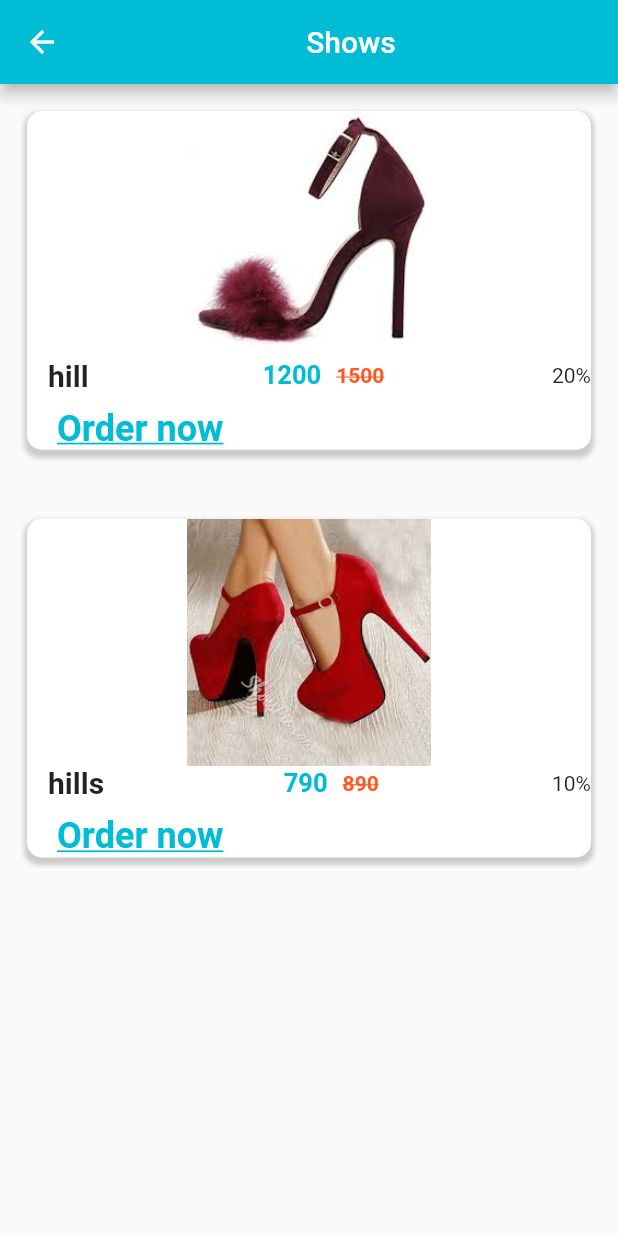
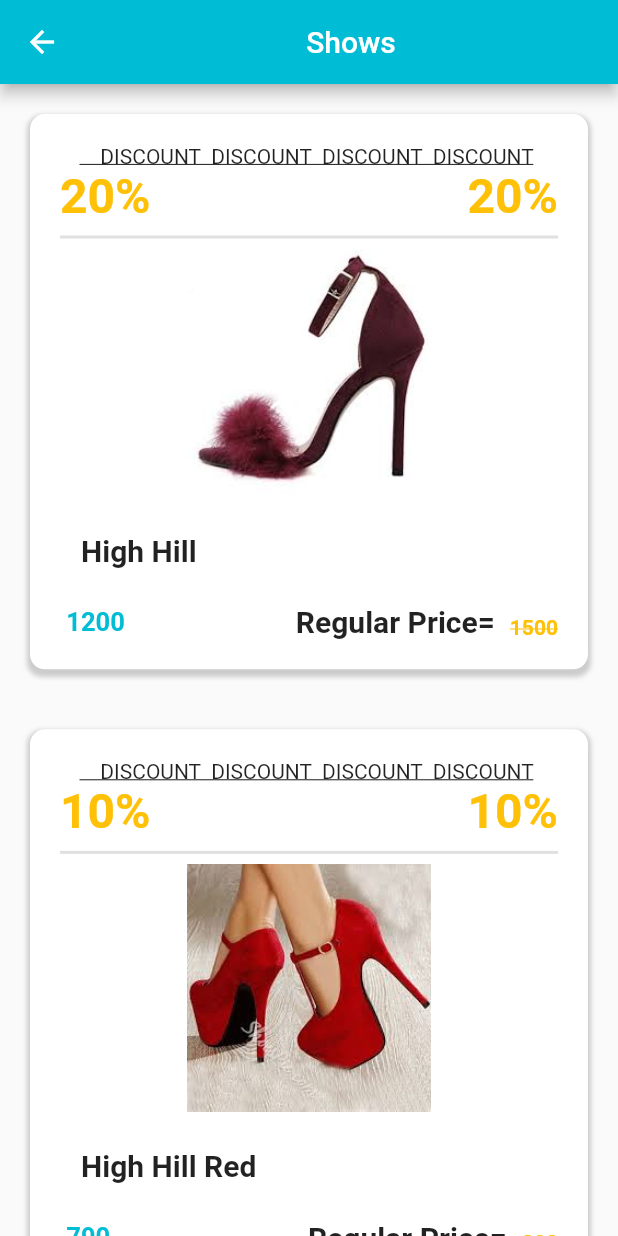
Before and after one commit to TusherSarker/shipped, a Flutter app: the Shoes screen opened directly, on a phone screen of 412 x 824 dp. Run offline on Flutter 3.47's test engine with Material 2 defaults, Android fonts, the light colour scheme and no system bars; our stand-ins replace carousel_slider, curved_navigation_bar, flutter_rating_bar, flutter_svg, fluttertoast, google_fonts and 2 more; accounts and stored records are empty.

Commit message:
flutter 1.0.2

```diff
--- a/lib/lists/Shoes/shoes_list.dart
+++ b/lib/lists/Shoes/shoes_list.dart
@@ -1,24 +1,81 @@
 import 'package:flutter/material.dart';
 import 'package:google_fonts/google_fonts.dart';
 import 'package:shipped/lists/Shoes/show_display.dart';
+
 class Shoes extends StatelessWidget {
   Shoes({Key? key}) : super(key: key);
-   var ShoeList =[
+  var ShoeList = [
     {
-       "Name" :'hill',
-       "Picture":'assets/images/product/hills1.jpeg',
-       "Price":'1200',
-       "OldPrice":'1500',
-       "DcPrice":'20%',
-       "Description":'High-heeled shoes, also known as high heels or simply heels, are a type of shoe in which the heel is tall or raised, resulting in the heel of the wearer\'s foot being significantly higher off the ground than the wearer\'s toes. ... There are many types of high heels, varying in colors, materials, style, and origin.'
+      "Name": 'High Hill',
+      "Picture": 'assets/images/product/hills1.jpeg',
+      "Price": '1200',
+      "OldPrice": '1500',
+      "DcPrice": '20%',
+      "Description":
+          'High-heeled shoes, also known as high heels or simply heels, are a type of shoe in which the heel is tall or raised, resulting in the heel of the wearer\'s foot being significantly higher off the ground than the wearer\'s toes. ... There are many types of high heels, varying in colors, materials, style, and origin.'
     },
     {
-       "Name" :'hills',
-       "Picture":'assets/images/product/hills2.jpeg',
-       "Price":'790',
-       "OldPrice":'890',
-       "DcPrice":'10%',
-       "Description":'High-heeled shoes, also known as high heels or simply heels, are a type of shoe in which the heel is tall or raised, resulting in the heel of the wearer\'s foot being significantly higher off the ground than the wearer\'s toes. ... There are many types of high heels, varying in colors, materials, style, and origin.'
+      "Name": 'High Hill Red',
+      "Picture": 'assets/images/product/hills2.jpeg',
+      "Price": '790',
+      "OldPrice": '890',
+      "DcPrice": '10%',
+      "Description":
+          'High-heeled shoes, also known as high heels or simply heels, are a type of shoe in which the heel is tall or raised, resulting in the heel of the wearer\'s foot being significantly higher off the ground than the wearer\'s toes. ... There are many types of high heels, varying in colors, materials, style, and origin.'
+    },
+    {
+      "Name": 'High Hill',
+      "Picture": 'assets/images/product/hills1.jpeg',
+      "Price": '1200',
+      "OldPrice": '1500',
+      "DcPrice": '20%',
+      "Description":
+      'High-heeled shoes, also known as high heels or simply heels, are a type of shoe in which the heel is tall or raised, resulting in the heel of the wearer\'s foot being significantly higher off the ground than the wearer\'s toes. ... There are many types of high heels, varying in colors, materials, style, and origin.'
+    },
+    {
+      "Name": 'High Hill Red',
+      "Picture": 'assets/images/product/hills2.jpeg',
+      "Price": '790',
+      "OldPrice": '890',
+      "DcPrice": '10%',
+      "Description":
+      'High-heeled shoes, also known as high heels or simply heels, are a type of shoe in which the heel is tall or raised, resulting in the heel of the wearer\'s foot being significantly higher off the ground than the wearer\'s toes. ... There are many types of high heels, varying in colors, materials, style, and origin.'
+    },
+    {
+      "Name": 'High Hill',
+      "Picture": 'assets/images/product/hills1.jpeg',
+      "Price": '1200',
+      "OldPrice": '1500',
+      "DcPrice": '20%',
+      "Description":
+      'High-heeled shoes, also known as high heels or simply heels, are a type of shoe in which the heel is tall or raised, resulting in the heel of the wearer\'s foot being significantly higher off the ground than the wearer\'s toes. ... There are many types of high heels, varying in colors, materials, style, and origin.'
+    },
+    {
+      "Name": 'High Hill Red',
+      "Picture": 'assets/images/product/hills2.jpeg',
+      "Price": '790',
+      "OldPrice": '890',
+      "DcPrice": '10%',
+      "Description":
+      'High-heeled shoes, also known as high heels or simply heels, are a type of shoe in which the heel is tall or raised, resulting in the heel of the wearer\'s foot being significantly higher off the ground than the wearer\'s toes. ... There are many types of high heels, varying in colors, materials, style, and origin.'
+    },
+    {
+      "Name": 'High Hill',
+      "Picture": 'assets/images/product/hills1.jpeg',
+      "Price": '1200',
+      "OldPrice": '1500',
+      "DcPrice": '20%',
+      "Description":
+      'High-heeled shoes, also known as high heels or simply heels, are a type of shoe in which the heel is tall or raised, resulting in the heel of the wearer\'s foot being significantly higher off the ground than the wearer\'s toes. ... There are many types of high heels, varying in colors, materials, style, and origin.'
+    },
+    {
+      "Name": 'High Hill Red',
+      "Picture": 'assets/images/product/hills2.jpeg',
+      "Price": '790',
+      "OldPrice": '890',
+      "DcPrice": '10%',
+      "Description":
+      'High-heeled shoes, also known as high heels or simply heels, are a type of shoe in which the heel is tall or raised, resulting in the heel of the wearer\'s foot being significantly higher off the ground than the wearer\'s toes. ... There are many types of high heels, varying in colors, materials, style, and origin.'
     },
   ];
   var Index;
@@ -37,7 +94,7 @@ class Shoes extends StatelessWidget {
             return Column(
               children: [
                 Padding(
-                  padding: const EdgeInsets.all(18.0),
+                  padding: EdgeInsets.all(20.0),
                   child: InkWell(
                     onTap: () {
                       Navigator.push(
@@ -49,6 +106,7 @@ class Shoes extends StatelessWidget {
                                   )));
                     },
                     child: Container(
+                      padding: EdgeInsets.all(20.0),
                       decoration: BoxDecoration(
                           color: Colors.white,
                           borderRadius: BorderRadius.circular(10),
@@ -61,6 +119,34 @@ class Shoes extends StatelessWidget {
                           ]),
                       child: Column(
                         children: [
+                          Text(
+                            "    DISCOUNT  DISCOUNT  DISCOUNT  DISCOUNT ",
+                            style: TextStyle(
+                              decoration: TextDecoration.underline,
+                            ),
+                          ),
+                          Row(
+                            mainAxisAlignment: MainAxisAlignment.spaceBetween,
+                            children: [
+                              Text(
+                                '${ShoeList[index]['DcPrice']}',
+                                style: TextStyle(
+                                    fontWeight: FontWeight.bold,
+                                    color: Colors.amber,
+                                    fontSize: 32),
+                              ),
+                              Text(
+                                '${ShoeList[index]['DcPrice']}',
+                                style: TextStyle(
+                                    fontWeight: FontWeight.bold,
+                                    color: Colors.amber,
+                                    fontSize: 32),
+                              ),
+                            ],
+                          ),
+                          Divider(
+                            thickness: 2,
+                          ),
                           Container(
                             height: MediaQuery.of(context).size.height * 0.2,
                             width: double.infinity,
@@ -69,25 +155,28 @@ class Shoes extends StatelessWidget {
                               fit: BoxFit.fitHeight,
                             ),
                           ),
-                          Row(
-                            mainAxisAlignment: MainAxisAlignment.spaceBetween,
+                          SizedBox(
+                            height: MediaQuery.of(context).size.height * .03,
+                          ),
+                          Column(
+                            crossAxisAlignment: CrossAxisAlignment.start,
                             children: [
                               Container(
                                   alignment: Alignment.topLeft,
                                   padding: EdgeInsets.only(left: 14),
-                                  child:
-                                  Text('${ShoeList[index]['Name']}',
+                                  child: Text('${ShoeList[index]['Name']}',
                                       style: TextStyle(
                                         fontSize: 20,
                                         fontWeight: FontWeight.bold,
                                       ))),
+                              SizedBox(
+                                height:
+                                    MediaQuery.of(context).size.height * .03,
+                              ),
                               Row(
                                 mainAxisAlignment:
                                     MainAxisAlignment.spaceBetween,
                                 children: [
-                                  SizedBox(
-                                    height: 20,
-                                  ),
                                   Text(
                                     ''' ${ShoeList[index]['Price']}''',
                                     style: TextStyle(
@@ -96,49 +185,34 @@ class Shoes extends StatelessWidget {
                                       fontWeight: FontWeight.bold,
                                     ),
                                   ),
-                                  SizedBox(
-                                    width: 10,
+                                  Row(
+                                    crossAxisAlignment: CrossAxisAlignment.end,
+                                    children: [
+                                      Text(
+                                        'Regular Price=  ',
+                                        style: TextStyle(
+                                            fontWeight: FontWeight.bold,
+                                            fontSize: 20),
                                       ),
                                       Text(
                                         '${ShoeList[index]['OldPrice']}',
                                         style: TextStyle(
-                                        color: Colors.deepOrange,
+                                            color: Colors.amber,
                                             fontWeight: FontWeight.bold,
-                                        decoration: TextDecoration.lineThrough),
+                                            decoration:
+                                                TextDecoration.lineThrough),
+                                      ),
+                                    ],
                                   )
                                 ],
                               ),
-                              Text('${ShoeList[index]['DcPrice']}')
                             ],
                           ),
-                          Container(
-                            padding: EdgeInsets.only(left: 20, top: 10),
-                            child: InkWell(
-                              onTap: () {},
-                              child: Row(
-                                children: [
-                                  Text(
-                                    "Order now",
-                                    style: GoogleFonts.roboto(
-                                        textStyle: TextStyle(
-                                            fontSize: 24,
-                                            color: Colors.cyan,
-                                            decoration:
-                                            TextDecoration.underline,
-                                            fontWeight: FontWeight.bold)),
-                                  )
-                                ],
-                              ),
-                            ),
-                          )
                         ],
                       ),
                     ),
                   ),
                 ),
-                SizedBox(
-                  height: 10,
-                )
               ],
             );
           }),
```
Also changed, not shown: lib/lists/Accessories/accessories_list.dart (+42 -27 lines). Lines whose indentation alone changed are shown as unchanged.
